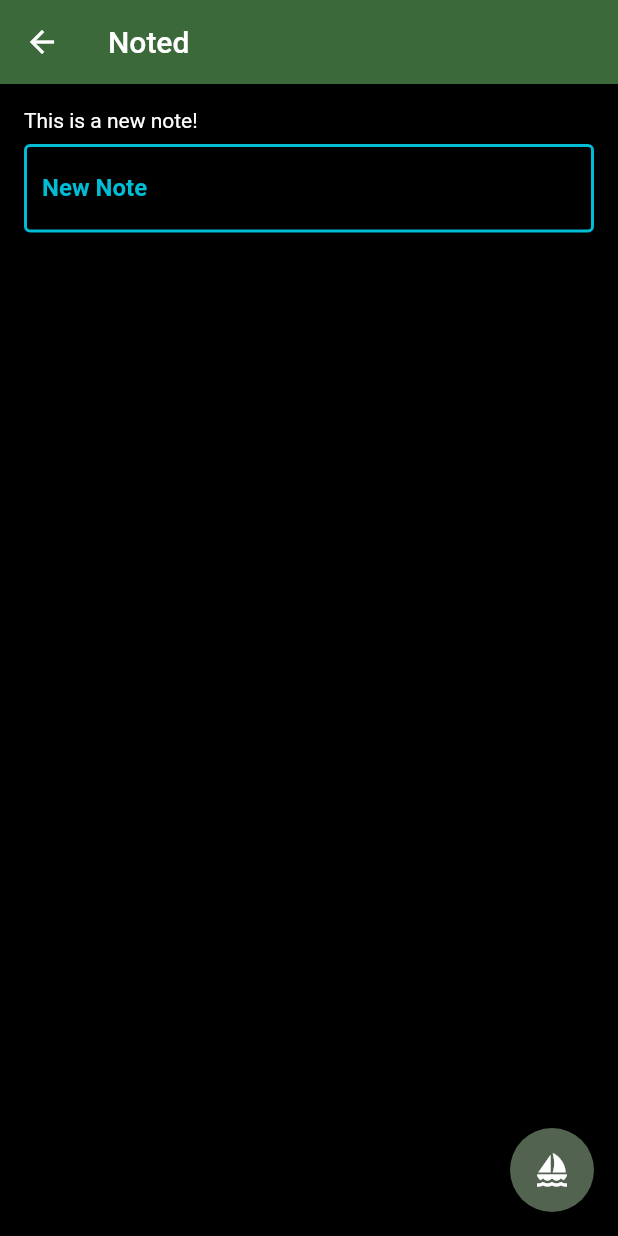
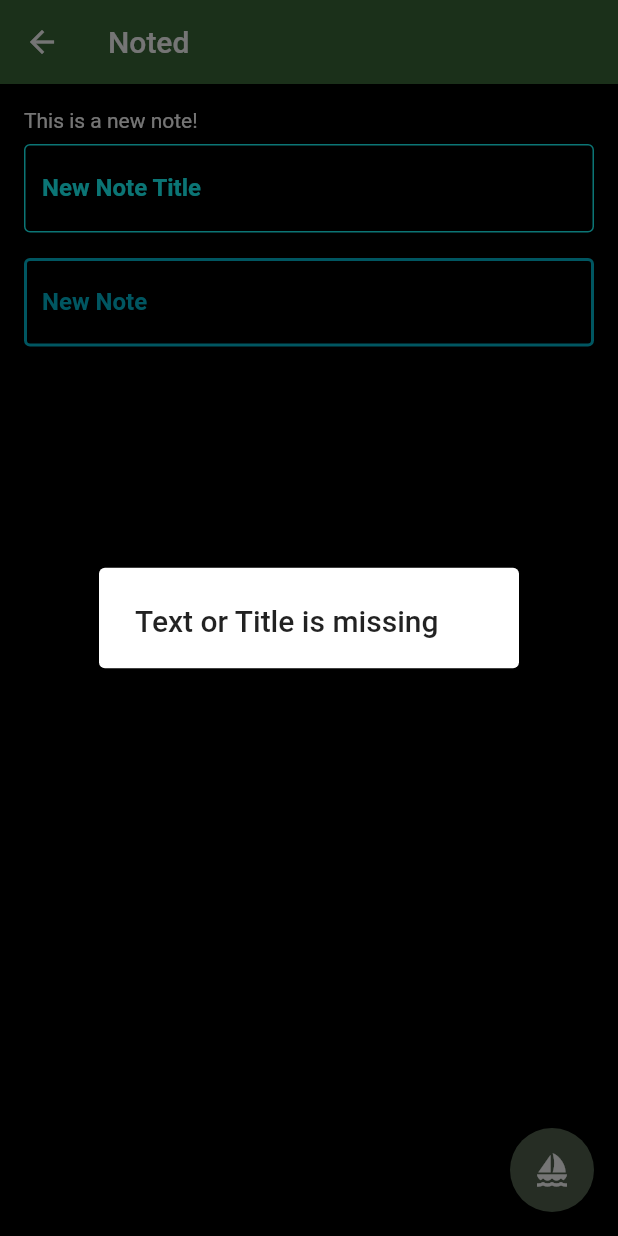
Before and after one commit to firedb/myFightCompanion, a Flutter app: the NoteCreationPage screen opened directly, after a tap on the "sailing" icon, on a phone screen of 412 x 824 dp. Run offline on Flutter 3.47's test engine with Material 2 defaults, Android fonts, the light colour scheme and no system bars; our stand-ins replace sqflite; accounts and stored records are empty.

Commit message:
Added the ability to save the title of a note

```diff
--- a/my_fight_companion/lib/database_helper.dart
+++ b/my_fight_companion/lib/database_helper.dart
@@ -36,11 +36,11 @@ class DatabaseHelper {
     });
   }
 
-  Future<void> saveNote(String note) async {
+  Future<void> saveNote(String title, String note) async {
     final db = await database;
 
     Map<String, Object?> mapExample = {
-      "notetitle": "placeholder title",
+      "notetitle": title,
       "notecontent": note,
       "date": DateTime.now().toString(),
     };
--- a/my_fight_companion/lib/note_creation.dart
+++ b/my_fight_companion/lib/note_creation.dart
@@ -11,10 +11,12 @@ class NoteCreationPage extends StatefulWidget {
 
 class _NoteCreationPageState extends State<NoteCreationPage> {
   final TextEditingController _noteContentController = TextEditingController();
+  final TextEditingController _noteTitleController = TextEditingController();
 
   @override
   void dispose() {
     _noteContentController.dispose();
+    _noteTitleController.dispose();
     super.dispose();
   }
 
@@ -38,6 +40,33 @@ class _NoteCreationPageState extends State<NoteCreationPage> {
             const SizedBox(height: 8),
             Expanded(
               child: SingleChildScrollView(
+                  child: TextField(
+                controller: _noteTitleController,
+                maxLines: null,
+                style: const TextStyle(color: Colors.white),
+                decoration: const InputDecoration(
+                  border: OutlineInputBorder(),
+                  floatingLabelAlignment: FloatingLabelAlignment.center,
+                  //hintText: 'Type here...',
+                  labelText: 'New Note Title',
+                  labelStyle: TextStyle(
+                    color: Colors.cyanAccent,
+                    fontWeight: FontWeight.bold,
+                  ),
+                  filled: true,
+                  fillColor: Colors.black, // Set background color
+                  focusedBorder: OutlineInputBorder(
+                    borderSide: BorderSide(color: Colors.cyanAccent, width: 1.0),
+                  ),
+                  enabledBorder: OutlineInputBorder(
+                    borderSide: BorderSide(color: Colors.cyanAccent, width: 1.0),
+                  ),
+                ),
+              )),
+            ),
+            const SizedBox(height: 8,),
+            Expanded(
+              child: SingleChildScrollView(
                 child: TextField(
                   controller:
                       _noteContentController, // Attach the controller - lets me grab text from a variable name
@@ -46,7 +75,7 @@ class _NoteCreationPageState extends State<NoteCreationPage> {
                   decoration: const InputDecoration(
                     border: OutlineInputBorder(),
                     floatingLabelAlignment: FloatingLabelAlignment.center,
-                    hintText: 'Type here...',
+                    //hintText: 'Type here...',
                     labelText: 'New Note',
                     labelStyle: TextStyle(
                       color: Colors.cyan,
@@ -69,10 +98,33 @@ class _NoteCreationPageState extends State<NoteCreationPage> {
       ),
       floatingActionButton: FloatingActionButton(
         onPressed: () {
-          if (_noteContentController.text.isNotEmpty) {
-            DatabaseHelper().saveNote(_noteContentController.text);
+          try{
+          if (_noteContentController.text.isNotEmpty && _noteTitleController.text.isNotEmpty) {
+            DatabaseHelper().saveNote(_noteTitleController.text,_noteContentController.text);
+            showDialog(context: context,
+            builder: (context) => const AlertDialog(
+              title: Text('Saved Successfully')
+              ),
+              );
+          }else{
+            showDialog(context: context,
+            builder: (context) => const AlertDialog(
+              title: Text('Text or Title is missing')
+              ),
+              );
           }
-        },
+        }
+        on Exception catch(_){
+          showDialog(context: context,
+            builder: (context) => const AlertDialog(
+              title: Text('Some Exception Occured - Alert Developer')
+              ),
+              );
+        }
+
+        }
+
+        ,
         tooltip: 'Save',
         child: const Icon(Icons.sailing),
       ),
```
